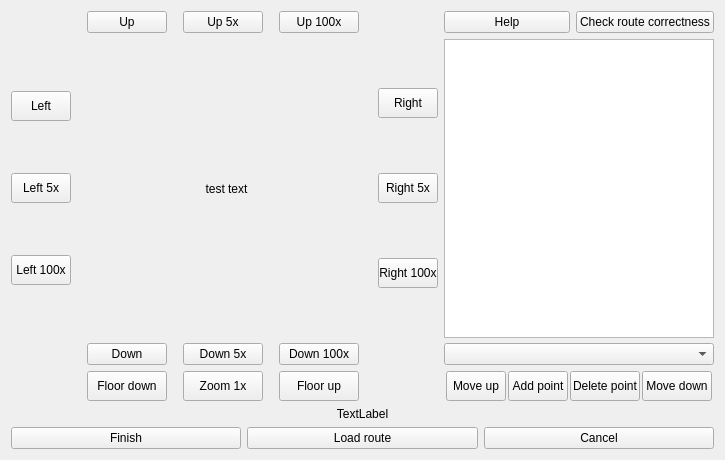
Groundy/CrackerJack, file sources/RouteCreator.ui: the form before one commit.
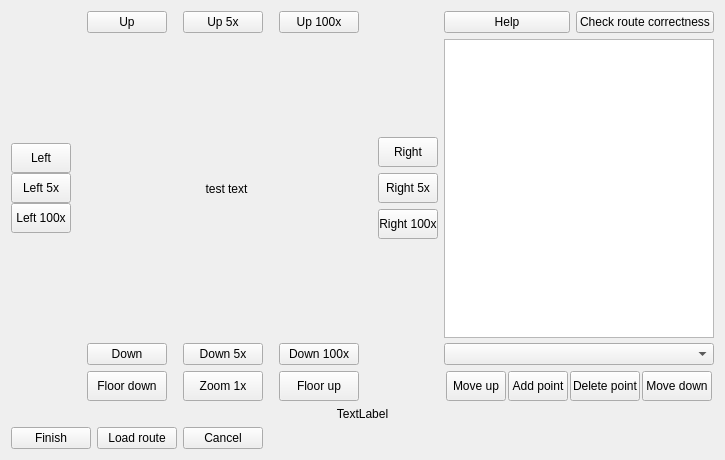
The form after the commit.

Commit message: started prototyp of route/routeCreator

What changed in the file:
```diff
--- a/sources/RouteCreator.ui
+++ b/sources/RouteCreator.ui
@@ -57,6 +57,19 @@
          </property>
         </widget>
        </item>
+       <item>
+        <spacer name="horizontalSpacer">
+         <property name="orientation">
+          <enum>Qt::Horizontal</enum>
+         </property>
+         <property name="sizeHint" stdset="0">
+          <size>
+           <width>40</width>
+           <height>20</height>
+          </size>
+         </property>
+        </spacer>
+       </item>
       </layout>
      </item>
      <item row="0" column="1">
@@ -363,6 +376,19 @@
          <property name="spacing">
           <number>0</number>
          </property>
+         <item>
+          <spacer name="verticalSpacer_5">
+           <property name="orientation">
+            <enum>Qt::Vertical</enum>
+           </property>
+           <property name="sizeHint" stdset="0">
+            <size>
+             <width>20</width>
+             <height>40</height>
+            </size>
+           </property>
+          </spacer>
+         </item>
          <item>
           <widget class="QPushButton" name="moveMapLeft_1">
            <property name="sizePolicy">
@@ -456,6 +482,19 @@
            </property>
           </widget>
          </item>
+         <item>
+          <spacer name="verticalSpacer_3">
+           <property name="orientation">
+            <enum>Qt::Vertical</enum>
+           </property>
+           <property name="sizeHint" stdset="0">
+            <size>
+             <width>20</width>
+             <height>40</height>
+            </size>
+           </property>
+          </spacer>
+         </item>
         </layout>
        </item>
        <item row="0" column="1">
@@ -521,6 +560,19 @@
        </item>
        <item row="1" column="2">
         <layout class="QVBoxLayout" name="verticalLayout_2">
+         <item>
+          <spacer name="verticalSpacer">
+           <property name="orientation">
+            <enum>Qt::Vertical</enum>
+           </property>
+           <property name="sizeHint" stdset="0">
+            <size>
+             <width>20</width>
+             <height>40</height>
+            </size>
+           </property>
+          </spacer>
+         </item>
          <item>
           <widget class="QPushButton" name="moveMapRight_1">
            <property name="sizePolicy">
@@ -599,6 +651,19 @@
            </property>
           </widget>
          </item>
+         <item>
+          <spacer name="verticalSpacer_2">
+           <property name="orientation">
+            <enum>Qt::Vertical</enum>
+           </property>
+           <property name="sizeHint" stdset="0">
+            <size>
+             <width>20</width>
+             <height>40</height>
+            </size>
+           </property>
+          </spacer>
+         </item>
         </layout>
        </item>
        <item row="0" column="3">
@@ -645,6 +710,19 @@
          </item>
         </layout>
        </item>
+       <item row="0" column="0">
+        <spacer name="verticalSpacer_4">
+         <property name="orientation">
+          <enum>Qt::Vertical</enum>
+         </property>
+         <property name="sizeHint" stdset="0">
+          <size>
+           <width>20</width>
+           <height>40</height>
+          </size>
+         </property>
+        </spacer>
+       </item>
       </layout>
      </item>
     </layout>
```
The commit also changes 6 other files.
